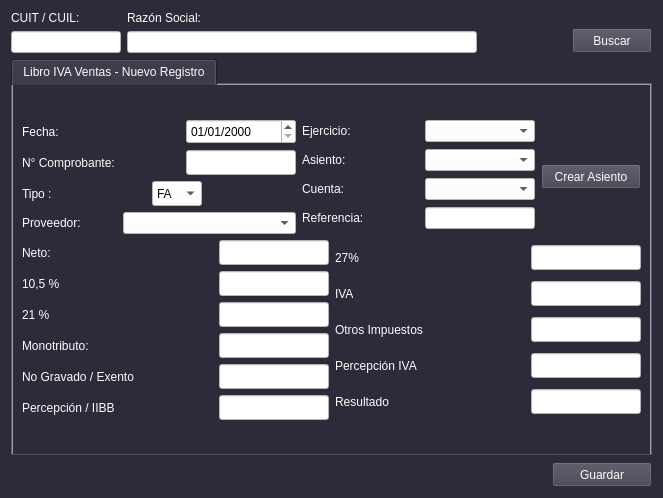
First picture: the form in form_libro_iva_ventas_nuevo.ui, repository lriccombene/sgc1, before the edit.
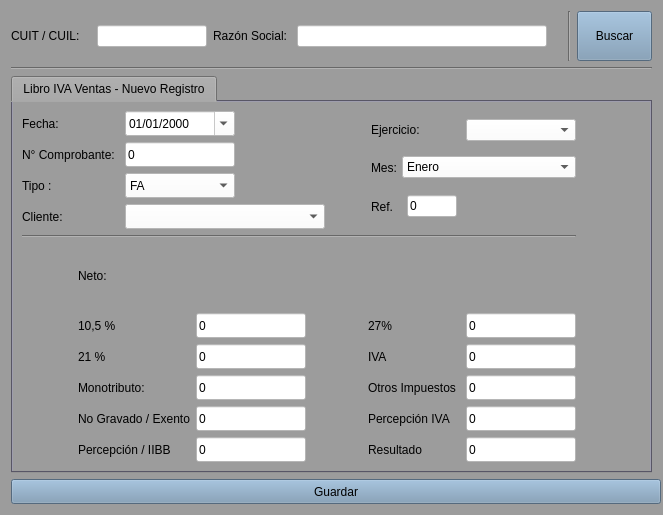
Second picture: the form after the edit.

```diff
--- a/form_libro_iva_ventas_nuevo.ui
+++ b/form_libro_iva_ventas_nuevo.ui
@@ -7,26 +7,50 @@
     <x>0</x>
     <y>0</y>
     <width>663</width>
-    <height>498</height>
+    <height>515</height>
    </rect>
   </property>
+  <property name="minimumSize">
+   <size>
+    <width>663</width>
+    <height>515</height>
+   </size>
+  </property>
+  <property name="maximumSize">
+   <size>
+    <width>663</width>
+    <height>515</height>
+   </size>
+  </property>
   <property name="windowTitle">
    <string>Libro IVA Ventas Nuevo</string>
   </property>
   <property name="styleSheet">
-   <string notr="true">color: rgb(3, 3, 3);
-background-color: rgb(44, 43, 58);
-font: 10pt &quot;Liberation Sans&quot;;
-color: rgb(252, 252, 252);
-selection-background-color: rgb(155, 155, 185);</string>
+   <string notr="true">font: 10pt &quot;Liberation Sans&quot;;
+color: rgb(0, 0, 0);
+background-color: rgb(156, 156, 156);
+selection-background-color: rgb(164, 190, 221);
+selection-color: rgb(0, 0, 0);</string>
   </property>
   <layout class="QGridLayout" name="gridLayout_2">
    <item row="0" column="0">
+    <layout class="QHBoxLayout" name="horizontalLayout_24">
+     <item>
     <layout class="QHBoxLayout" name="horizontalLayout_20">
      <item>
-      <layout class="QVBoxLayout" name="verticalLayout_5">
-       <item>
         <widget class="QLabel" name="label_19">
+         <property name="minimumSize">
+          <size>
+           <width>80</width>
+           <height>0</height>
+          </size>
+         </property>
+         <property name="maximumSize">
+          <size>
+           <width>80</width>
+           <height>16777215</height>
+          </size>
+         </property>
          <property name="text">
           <string>CUIT / CUIL: </string>
          </property>
@@ -58,7 +82,7 @@
       </layout>
      </item>
      <item>
-      <layout class="QVBoxLayout" name="verticalLayout_6">
+      <layout class="QHBoxLayout" name="horizontalLayout_23">
        <item>
         <widget class="QLabel" name="label_20">
          <property name="text">
@@ -70,13 +94,13 @@
         <widget class="QLineEdit" name="lne_razon_social">
          <property name="minimumSize">
           <size>
-           <width>350</width>
+           <width>250</width>
            <height>0</height>
           </size>
          </property>
          <property name="maximumSize">
           <size>
-           <width>350</width>
+           <width>250</width>
            <height>16777215</height>
           </size>
          </property>
@@ -86,10 +110,8 @@
          </property>
         </widget>
        </item>
-      </layout>
-     </item>
      <item>
-      <spacer name="horizontalSpacer_12">
+        <spacer name="horizontalSpacer">
        <property name="orientation">
         <enum>Qt::Horizontal</enum>
        </property>
@@ -101,22 +123,31 @@
        </property>
       </spacer>
      </item>
-     <item alignment="Qt::AlignBottom">
+      </layout>
+     </item>
+     <item>
+      <widget class="Line" name="line">
+       <property name="orientation">
+        <enum>Qt::Vertical</enum>
+       </property>
+      </widget>
+     </item>
+     <item>
       <widget class="QPushButton" name="btn_buscar">
        <property name="minimumSize">
         <size>
-         <width>0</width>
-         <height>25</height>
+         <width>75</width>
+         <height>50</height>
         </size>
        </property>
        <property name="maximumSize">
         <size>
-         <width>16777215</width>
-         <height>25</height>
+         <width>75</width>
+         <height>50</height>
         </size>
        </property>
        <property name="styleSheet">
-        <string notr="true">background-color: rgb(64, 63, 78);</string>
+        <string notr="true">background-color: rgb(119, 149, 177);</string>
        </property>
        <property name="text">
         <string>Buscar</string>
@@ -126,6 +157,35 @@
     </layout>
    </item>
    <item row="1" column="0">
+    <widget class="Line" name="line_2">
+     <property name="orientation">
+      <enum>Qt::Horizontal</enum>
+     </property>
+    </widget>
+   </item>
+   <item row="3" column="0">
+    <widget class="QPushButton" name="pushButton_2">
+     <property name="minimumSize">
+      <size>
+       <width>650</width>
+       <height>25</height>
+      </size>
+     </property>
+     <property name="maximumSize">
+      <size>
+       <width>650</width>
+       <height>25</height>
+      </size>
+     </property>
+     <property name="styleSheet">
+      <string notr="true">background-color: rgb(119, 149, 177);</string>
+     </property>
+     <property name="text">
+      <string>Guardar</string>
+     </property>
+    </widget>
+   </item>
+   <item row="2" column="0">
     <widget class="QTabWidget" name="tabWidget">
      <property name="styleSheet">
       <string notr="true">QTabWidget{
@@ -147,63 +207,42 @@
       <attribute name="title">
        <string>Libro IVA Ventas - Nuevo Registro</string>
       </attribute>
-      <layout class="QGridLayout" name="gridLayout_3">
-       <item row="0" column="0">
         <layout class="QGridLayout" name="gridLayout">
+       <item row="1" column="0">
+        <widget class="Line" name="line_3">
+         <property name="orientation">
+          <enum>Qt::Horizontal</enum>
+         </property>
+        </widget>
+       </item>
          <item row="0" column="0">
-          <layout class="QHBoxLayout" name="horizontalLayout_21">
+        <layout class="QHBoxLayout" name="horizontalLayout_4">
            <item>
-            <layout class="QVBoxLayout" name="verticalLayout">
+          <layout class="QHBoxLayout" name="horizontalLayout_3">
              <item>
               <layout class="QHBoxLayout" name="horizontalLayout">
                <item>
+              <layout class="QVBoxLayout" name="verticalLayout">
+               <item>
                 <widget class="QLabel" name="label">
+                 <property name="minimumSize">
+                  <size>
+                   <width>75</width>
+                   <height>25</height>
+                  </size>
+                 </property>
+                 <property name="maximumSize">
+                  <size>
+                   <width>75</width>
+                   <height>25</height>
+                  </size>
+                 </property>
                  <property name="text">
                   <string>Fecha: </string>
                  </property>
                 </widget>
                </item>
                <item>
-                <spacer name="horizontalSpacer_2">
-                 <property name="orientation">
-                  <enum>Qt::Horizontal</enum>
-                 </property>
-                 <property name="sizeHint" stdset="0">
-                  <size>
-                   <width>40</width>
-                   <height>20</height>
-                  </size>
-                 </property>
-                </spacer>
-               </item>
-               <item>
-                <widget class="QDateEdit" name="dte_fec_nuevo">
-                 <property name="minimumSize">
-                  <size>
-                   <width>110</width>
-                   <height>25</height>
-                  </size>
-                 </property>
-                 <property name="maximumSize">
-                  <size>
-                   <width>110</width>
-                   <height>25</height>
-                  </size>
-                 </property>
-                 <property name="styleSheet">
-                  <string notr="true">background-color: rgb(255, 255, 255);
-color: rgb(0, 0, 0);</string>
-                 </property>
-                 <property name="displayFormat">
-                  <string>dd/MM/yyyy</string>
-                 </property>
-                </widget>
-               </item>
-              </layout>
-             </item>
-             <item>
-              <layout class="QHBoxLayout" name="horizontalLayout_2">
-               <item>
                 <widget class="QLabel" name="label_5">
                  <property name="text">
                   <string>N° Comprobante: </string>
@@ -211,55 +250,6 @@
                 </widget>
                </item>
                <item>
-                <spacer name="horizontalSpacer_5">
-                 <property name="orientation">
-                  <enum>Qt::Horizontal</enum>
-                 </property>
-                 <property name="sizeHint" stdset="0">
-                  <size>
-                   <width>40</width>
-                   <height>20</height>
-                  </size>
-                 </property>
-                </spacer>
-               </item>
-               <item>
-                <spacer name="horizontalSpacer_3">
-                 <property name="orientation">
-                  <enum>Qt::Horizontal</enum>
-                 </property>
-                 <property name="sizeHint" stdset="0">
-                  <size>
-                   <width>40</width>
-                   <height>20</height>
-                  </size>
-                 </property>
-                </spacer>
-               </item>
-               <item>
-                <widget class="QLineEdit" name="lne_comprbante">
-                 <property name="minimumSize">
-                  <size>
-                   <width>110</width>
-                   <height>25</height>
-                  </size>
-                 </property>
-                 <property name="maximumSize">
-                  <size>
-                   <width>110</width>
-                   <height>25</height>
-                  </size>
-                 </property>
-                 <property name="text">
-                  <string/>
-                 </property>
-                </widget>
-               </item>
-              </layout>
-             </item>
-             <item>
-              <layout class="QHBoxLayout" name="horizontalLayout_3">
-               <item>
                 <widget class="QLabel" name="label_6">
                  <property name="text">
                   <string>Tipo :</string>
@@ -267,29 +257,84 @@
                 </widget>
                </item>
                <item>
-                <spacer name="horizontalSpacer_9">
-                 <property name="orientation">
-                  <enum>Qt::Horizontal</enum>
+                <widget class="QLabel" name="label_2">
+                 <property name="minimumSize">
+                  <size>
+                   <width>95</width>
+                   <height>0</height>
+                  </size>
                  </property>
-                 <property name="sizeHint" stdset="0">
+                 <property name="maximumSize">
                   <size>
-                   <width>40</width>
-                   <height>20</height>
+                   <width>95</width>
+                   <height>16777215</height>
                   </size>
                  </property>
-                </spacer>
+                 <property name="text">
+                  <string>Cliente:</string>
+                 </property>
+                </widget>
+               </item>
+              </layout>
+             </item>
+             <item>
+              <layout class="QVBoxLayout" name="verticalLayout_2">
+               <item>
+                <widget class="QDateEdit" name="dte_fec_nuevo">
+                 <property name="minimumSize">
+                  <size>
+                   <width>110</width>
+                   <height>25</height>
+                  </size>
+                 </property>
+                 <property name="maximumSize">
+                  <size>
+                   <width>110</width>
+                   <height>25</height>
+                  </size>
+                 </property>
+                 <property name="styleSheet">
+                  <string notr="true">background-color: rgb(255, 255, 255);
+color: rgb(0, 0, 0);</string>
+                 </property>
+                 <property name="displayFormat">
+                  <string>dd/MM/yyyy</string>
+                 </property>
+                 <property name="calendarPopup">
+                  <bool>true</bool>
+                 </property>
+                </widget>
+               </item>
+               <item>
+                <widget class="QLineEdit" name="lne_comprbante">
+                 <property name="minimumSize">
+                  <size>
+                   <width>110</width>
+                   <height>25</height>
+                  </size>
+                 </property>
+                 <property name="maximumSize">
+                  <size>
+                   <width>110</width>
+                   <height>25</height>
+                  </size>
+                 </property>
+                 <property name="text">
+                  <string>0</string>
+                 </property>
+                </widget>
                </item>
                <item>
                 <widget class="QComboBox" name="cbx_tipo">
                  <property name="minimumSize">
                   <size>
-                   <width>50</width>
+                   <width>110</width>
                    <height>25</height>
                   </size>
                  </property>
                  <property name="maximumSize">
                   <size>
-                   <width>50</width>
+                   <width>110</width>
                    <height>25</height>
                   </size>
                  </property>
@@ -351,7 +396,27 @@
                 </widget>
                </item>
                <item>
-                <spacer name="horizontalSpacer_4">
+                <widget class="QComboBox" name="cbx_proveedor">
+                 <property name="minimumSize">
+                  <size>
+                   <width>200</width>
+                   <height>25</height>
+                  </size>
+                 </property>
+                 <property name="maximumSize">
+                  <size>
+                   <width>200</width>
+                   <height>25</height>
+                  </size>
+                 </property>
+                </widget>
+               </item>
+              </layout>
+             </item>
+            </layout>
+           </item>
+           <item>
+            <spacer name="horizontalSpacer_7">
                  <property name="orientation">
                   <enum>Qt::Horizontal</enum>
                  </property>
@@ -363,38 +428,8 @@
                  </property>
                 </spacer>
                </item>
-              </layout>
-             </item>
              <item>
-              <layout class="QHBoxLayout" name="horizontalLayout_4">
-               <item>
-                <widget class="QLabel" name="label_2">
-                 <property name="minimumSize">
-                  <size>
-                   <width>95</width>
-                   <height>0</height>
-                  </size>
-                 </property>
-                 <property name="maximumSize">
-                  <size>
-                   <width>95</width>
-                   <height>16777215</height>
-                  </size>
-                 </property>
-                 <property name="text">
-                  <string>Proveedor: </string>
-                 </property>
-                </widget>
-               </item>
-               <item>
-                <widget class="QComboBox" name="cbx_proveedor"/>
-               </item>
-              </layout>
-             </item>
-            </layout>
-           </item>
-           <item>
-            <layout class="QVBoxLayout" name="verticalLayout_2">
+            <layout class="QVBoxLayout" name="verticalLayout_5">
              <item>
               <layout class="QHBoxLayout" name="horizontalLayout_8">
                <item>
@@ -435,6 +470,98 @@
                   <string notr="true">background-color: rgb(255, 255, 255);
 color: rgb(0, 0, 0);</string>
                  </property>
+                 <item>
+                  <property name="text">
+                   <string/>
+                  </property>
+                 </item>
+                </widget>
+               </item>
+              </layout>
+             </item>
+             <item>
+              <layout class="QHBoxLayout" name="horizontalLayout_2">
+               <item>
+                <widget class="QLabel" name="label_22">
+                 <property name="minimumSize">
+                  <size>
+                   <width>25</width>
+                   <height>25</height>
+                  </size>
+                 </property>
+                 <property name="maximumSize">
+                  <size>
+                   <width>25</width>
+                   <height>25</height>
+                  </size>
+                 </property>
+                 <property name="text">
+                  <string>Mes:</string>
+                 </property>
+                </widget>
+               </item>
+               <item>
+                <widget class="QComboBox" name="cbx_mes">
+                 <item>
+                  <property name="text">
+                   <string>Enero</string>
+                  </property>
+                 </item>
+                 <item>
+                  <property name="text">
+                   <string>Febrero</string>
+                  </property>
+                 </item>
+                 <item>
+                  <property name="text">
+                   <string>Marzo</string>
+                  </property>
+                 </item>
+                 <item>
+                  <property name="text">
+                   <string>Abril</string>
+                  </property>
+                 </item>
+                 <item>
+                  <property name="text">
+                   <string>Mayo</string>
+                  </property>
+                 </item>
+                 <item>
+                  <property name="text">
+                   <string>Junio</string>
+                  </property>
+                 </item>
+                 <item>
+                  <property name="text">
+                   <string>Julio</string>
+                  </property>
+                 </item>
+                 <item>
+                  <property name="text">
+                   <string>Agosto</string>
+                  </property>
+                 </item>
+                 <item>
+                  <property name="text">
+                   <string>Septiembre</string>
+                  </property>
+                 </item>
+                 <item>
+                  <property name="text">
+                   <string>Octubre</string>
+                  </property>
+                 </item>
+                 <item>
+                  <property name="text">
+                   <string>Noviembre</string>
+                  </property>
+                 </item>
+                 <item>
+                  <property name="text">
+                   <string>Diciembre</string>
+                  </property>
+                 </item>
                 </widget>
                </item>
               </layout>
@@ -442,174 +569,92 @@
              <item>
               <layout class="QHBoxLayout" name="horizontalLayout_5">
                <item>
-                <widget class="QLabel" name="label_3">
-                 <property name="text">
-                  <string>Asiento: </string>
-                 </property>
-                </widget>
-               </item>
-               <item>
-                <spacer name="horizontalSpacer_6">
-                 <property name="orientation">
-                  <enum>Qt::Horizontal</enum>
-                 </property>
-                 <property name="sizeHint" stdset="0">
-                  <size>
-                   <width>40</width>
-                   <height>20</height>
-                  </size>
-                 </property>
-                </spacer>
-               </item>
-               <item>
-                <widget class="QComboBox" name="cbx_asiento">
-                 <property name="minimumSize">
-                  <size>
-                   <width>110</width>
-                   <height>0</height>
-                  </size>
-                 </property>
-                 <property name="maximumSize">
-                  <size>
-                   <width>110</width>
-                   <height>16777215</height>
-                  </size>
-                 </property>
-                 <property name="styleSheet">
-                  <string notr="true">background-color: rgb(255, 255, 255);
-color: rgb(0, 0, 0);</string>
-                 </property>
-                </widget>
-               </item>
-              </layout>
-             </item>
-             <item>
-              <layout class="QHBoxLayout" name="horizontalLayout_6">
-               <item>
-                <widget class="QLabel" name="label_4">
-                 <property name="text">
-                  <string>Cuenta: </string>
-                 </property>
-                </widget>
-               </item>
-               <item>
-                <spacer name="horizontalSpacer_7">
-                 <property name="orientation">
-                  <enum>Qt::Horizontal</enum>
-                 </property>
-                 <property name="sizeHint" stdset="0">
-                  <size>
-                   <width>40</width>
-                   <height>20</height>
-                  </size>
-                 </property>
-                </spacer>
-               </item>
-               <item>
-                <widget class="QComboBox" name="cbx_cuenta">
-                 <property name="minimumSize">
-                  <size>
-                   <width>110</width>
-                   <height>0</height>
-                  </size>
-                 </property>
-                 <property name="maximumSize">
-                  <size>
-                   <width>110</width>
-                   <height>16777215</height>
-                  </size>
-                 </property>
-                 <property name="styleSheet">
-                  <string notr="true">background-color: rgb(255, 255, 255);
-color: rgb(0, 0, 0);</string>
-                 </property>
-                </widget>
-               </item>
-              </layout>
-             </item>
-             <item>
-              <layout class="QHBoxLayout" name="horizontalLayout_7">
-               <item>
                 <widget class="QLabel" name="label_7">
                  <property name="minimumSize">
                   <size>
-                   <width>95</width>
-                   <height>0</height>
+                   <width>30</width>
+                   <height>25</height>
                   </size>
                  </property>
                  <property name="maximumSize">
                   <size>
-                   <width>95</width>
-                   <height>16777215</height>
+                   <width>30</width>
+                   <height>25</height>
                   </size>
                  </property>
                  <property name="text">
-                  <string>Referencia: </string>
+                  <string>Ref.</string>
                  </property>
                 </widget>
                </item>
-               <item>
-                <spacer name="horizontalSpacer_8">
-                 <property name="orientation">
-                  <enum>Qt::Horizontal</enum>
-                 </property>
-                 <property name="sizeHint" stdset="0">
-                  <size>
-                   <width>40</width>
-                   <height>20</height>
-                  </size>
-                 </property>
-                </spacer>
-               </item>
                <item>
                 <widget class="QLineEdit" name="lne_ref">
                  <property name="minimumSize">
                   <size>
-                   <width>110</width>
+                   <width>50</width>
                    <height>0</height>
                   </size>
                  </property>
                  <property name="maximumSize">
                   <size>
-                   <width>110</width>
+                   <width>50</width>
                    <height>16777215</height>
                   </size>
                  </property>
                  <property name="text">
-                  <string/>
+                  <string>0</string>
                  </property>
                 </widget>
                </item>
-              </layout>
-             </item>
-            </layout>
-           </item>
            <item>
-            <widget class="QPushButton" name="btn_crear">
-             <property name="minimumSize">
+                <spacer name="horizontalSpacer_3">
+                 <property name="orientation">
+                  <enum>Qt::Horizontal</enum>
+                 </property>
+                 <property name="sizeHint" stdset="0">
               <size>
-               <width>100</width>
-               <height>25</height>
-              </size>
-             </property>
-             <property name="maximumSize">
+                   <width>40</width>
+                   <height>20</height>
+                  </size>
+                 </property>
+                </spacer>
+               </item>
+               <item>
+                <spacer name="horizontalSpacer_2">
+                 <property name="orientation">
+                  <enum>Qt::Horizontal</enum>
+                 </property>
+                 <property name="sizeHint" stdset="0">
               <size>
-               <width>100</width>
-               <height>25</height>
-              </size>
-             </property>
-             <property name="styleSheet">
-              <string notr="true">background-color: rgb(64, 63, 78);</string>
-             </property>
-             <property name="text">
-              <string>Crear Asiento</string>
-             </property>
-            </widget>
+                   <width>40</width>
+                   <height>20</height>
+                  </size>
+                 </property>
+                </spacer>
            </item>
           </layout>
          </item>
-         <item row="1" column="0">
+            </layout>
+           </item>
+          </layout>
+         </item>
+        </layout>
+       </item>
+       <item row="2" column="0">
           <layout class="QHBoxLayout" name="horizontalLayout_22">
+         <item>
+          <spacer name="horizontalSpacer_4">
+           <property name="orientation">
+            <enum>Qt::Horizontal</enum>
+           </property>
+           <property name="sizeHint" stdset="0">
+            <size>
+             <width>40</width>
+             <height>20</height>
+            </size>
+           </property>
+          </spacer>
+         </item>
            <item>
             <layout class="QVBoxLayout" name="verticalLayout_3">
              <item>
@@ -621,25 +666,6 @@
                  </property>
                 </widget>
                </item>
-               <item>
-                <widget class="QLineEdit" name="lne_neto">
-                 <property name="minimumSize">
-                  <size>
-                   <width>110</width>
-                   <height>25</height>
-                  </size>
-                 </property>
-                 <property name="maximumSize">
-                  <size>
-                   <width>110</width>
-                   <height>25</height>
-                  </size>
-                 </property>
-                 <property name="text">
-                  <string/>
-                 </property>
-                </widget>
-               </item>
               </layout>
              </item>
              <item>
@@ -666,7 +692,7 @@
                   </size>
                  </property>
                  <property name="text">
-                  <string/>
+                <string>0</string>
                  </property>
                 </widget>
                </item>
@@ -696,7 +722,7 @@
                   </size>
                  </property>
                  <property name="text">
-                  <string/>
+                <string>0</string>
                  </property>
                 </widget>
                </item>
@@ -726,7 +752,7 @@
                   </size>
                  </property>
                  <property name="text">
-                  <string/>
+                <string>0</string>
                  </property>
                 </widget>
                </item>
@@ -756,7 +782,7 @@
                   </size>
                  </property>
                  <property name="text">
-                  <string/>
+                <string>0</string>
                  </property>
                 </widget>
                </item>
@@ -786,7 +812,7 @@
                   </size>
                  </property>
                  <property name="text">
-                  <string/>
+                <string>0</string>
                  </property>
                 </widget>
                </item>
@@ -794,8 +820,28 @@
              </item>
             </layout>
            </item>
+         <item>
+          <spacer name="horizontalSpacer_6">
+           <property name="orientation">
+            <enum>Qt::Horizontal</enum>
+           </property>
+           <property name="sizeHint" stdset="0">
+            <size>
+             <width>40</width>
+             <height>20</height>
+            </size>
+           </property>
+          </spacer>
+         </item>
            <item>
             <layout class="QVBoxLayout" name="verticalLayout_4">
+           <item>
+            <widget class="QLabel" name="label_3">
+             <property name="text">
+              <string/>
+             </property>
+            </widget>
+           </item>
              <item>
               <layout class="QHBoxLayout" name="horizontalLayout_15">
                <item>
@@ -820,7 +866,7 @@
                   </size>
                  </property>
                  <property name="text">
-                  <string/>
+                <string>0</string>
                  </property>
                 </widget>
                </item>
@@ -850,7 +896,7 @@
                   </size>
                  </property>
                  <property name="text">
-                  <string/>
+                <string>0</string>
                  </property>
                 </widget>
                </item>
@@ -880,7 +926,7 @@
                   </size>
                  </property>
                  <property name="text">
-                  <string/>
+                <string>0</string>
                  </property>
                 </widget>
                </item>
@@ -910,7 +956,7 @@
                   </size>
                  </property>
                  <property name="text">
-                  <string/>
+                <string>0</string>
                  </property>
                 </widget>
                </item>
@@ -940,7 +986,7 @@
                   </size>
                  </property>
                  <property name="text">
-                  <string/>
+                <string>0</string>
                  </property>
                 </widget>
                </item>
@@ -950,33 +996,21 @@
            </item>
           </layout>
          </item>
-        </layout>
-       </item>
-      </layout>
-      <zorder></zorder>
-     </widget>
-    </widget>
-   </item>
-   <item row="2" column="0" alignment="Qt::AlignRight">
-    <widget class="QPushButton" name="pushButton_2">
-     <property name="minimumSize">
-      <size>
-       <width>100</width>
-       <height>25</height>
-      </size>
-     </property>
-     <property name="maximumSize">
+       <item row="2" column="1">
+        <spacer name="horizontalSpacer_5">
+         <property name="orientation">
+          <enum>Qt::Horizontal</enum>
+         </property>
+         <property name="sizeHint" stdset="0">
       <size>
-       <width>100</width>
-       <height>25</height>
-      </size>
-     </property>
-     <property name="styleSheet">
-      <string notr="true">background-color: rgb(64, 63, 78);</string>
-     </property>
-     <property name="text">
-      <string>Guardar</string>
-     </property>
+           <width>40</width>
+           <height>20</height>
+          </size>
+         </property>
+        </spacer>
+       </item>
+      </layout>
+     </widget>
     </widget>
    </item>
   </layout>
```
Left out of the diff: 5 changed lines with no effect on the pictures. Lines whose indentation alone changed are shown as unchanged.
